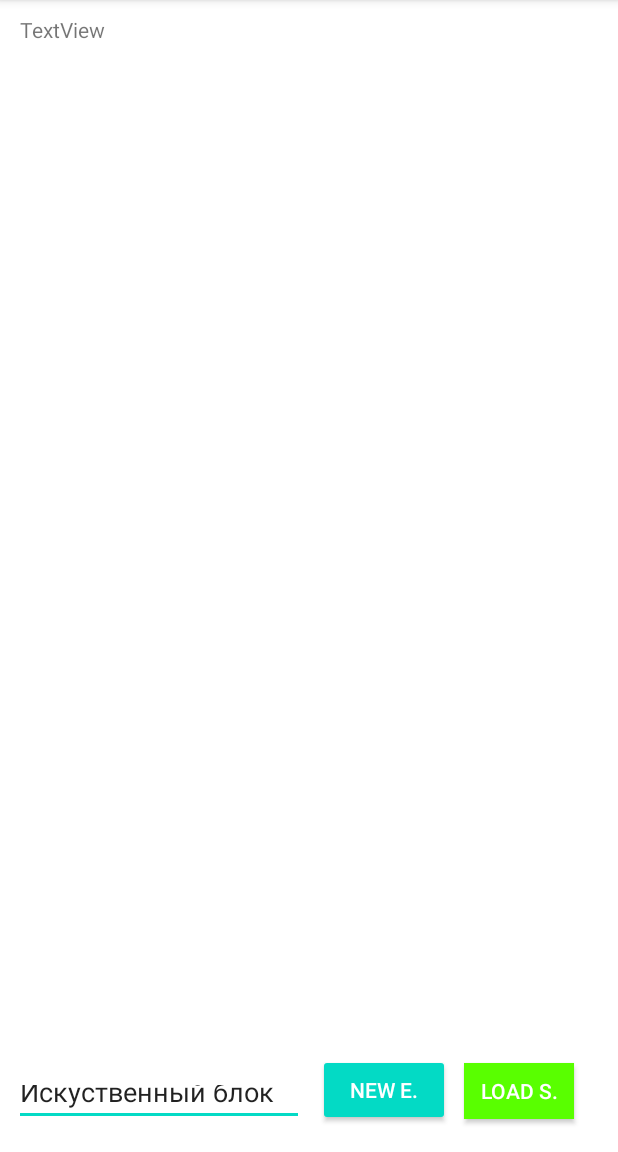
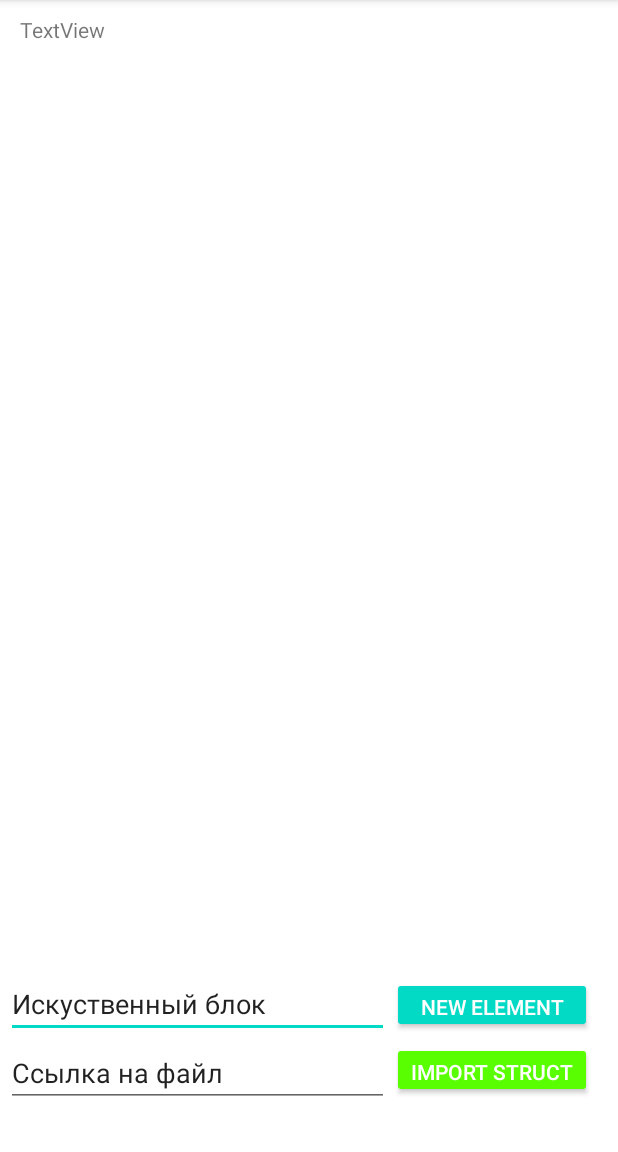
Before and after one commit to KopytovMoscow/ItManagersamsungItSchool2020-2021, an Android app: the screen it shows after launch (MainActivity), on a phone screen of 412 x 824 dp, the part 84-1236 px from its top. Run offline under Robolectric (Android 15) with nearby library versions, the phone set to English and light mode, and no system bars.

Commit message:
кнопки добавлял

```diff
--- a/app/src/main/java/com/example/nitm/MainActivity.java
+++ b/app/src/main/java/com/example/nitm/MainActivity.java
@@ -91,8 +91,6 @@ public class MainActivity extends AppCompatActivity {
         } catch (IOException e) {
             e.printStackTrace();
         }
-
-
 //        String aw[] = new String[] {"1", "2", "3"};
 //        String bw[][] = new String[][] {{"1", "3"}, {"1", "2"}, {"2", "3"}};
 //        loadTheStructure(new String[]{"1", "2", "3"}, bw);
@@ -207,9 +205,11 @@ public class MainActivity extends AppCompatActivity {
         System.out.println(gitStructure);
     }
 
+
+
     public void Load(View view) {
         AlertDialog.Builder builder = new AlertDialog.Builder(MainActivity.this);
-        builder.setTitle("Важное сообщение!")
+        builder.setTitle("Import structure from github")
                 .setMessage("Закройте окно!")
                 .setCancelable(false)
                 .setNegativeButton("ОК, иду на балкон",
--- a/app/src/main/res/layout/activity_main.xml
+++ b/app/src/main/res/layout/activity_main.xml
@@ -50,41 +50,56 @@
 
         <androidx.appcompat.widget.AppCompatButton
             android:id="@+id/button"
-            android:layout_width="wrap_content"
+            android:layout_width="133dp"
+            android:layout_height="37dp"
+            android:layout_alignParentStart="true"
+            android:layout_alignParentEnd="true"
+            android:layout_alignParentBottom="true"
+            android:layout_marginStart="261dp"
+            android:layout_marginEnd="17dp"
+            android:layout_marginBottom="79dp"
+            android:backgroundTint="@color/teal_200"
+            android:onClick="newBlock"
+            android:text="new Element"
+            android:textColor="@color/white" />
+
+        <EditText
+            android:id="@+id/editTextTextPersonName"
+            android:layout_width="255dp"
             android:layout_height="wrap_content"
             android:layout_alignParentStart="true"
             android:layout_alignParentBottom="true"
-            android:layout_marginStart="212dp"
-            android:layout_marginBottom="17dp"
-            android:backgroundTint="@color/teal_200"
-            android:onClick="newBlock"
-            android:text="new E."
-            android:textColor="@color/white"/>
-
-        <EditText
-            android:id="@+id/editTextTextPersonName"
-            android:layout_width="193dp"
-            android:layout_height="37dp"
-            android:layout_alignParentStart="true"
-            android:layout_alignParentBottom="true"
-            android:layout_marginStart="9dp"
-            android:layout_marginBottom="17dp"
+            android:layout_marginStart="4dp"
+            android:layout_marginBottom="76dp"
             android:ems="10"
             android:inputType="textPersonName"
             android:text="Искуственный блок" />
 
+        <EditText
+            android:id="@+id/editTextTextPersonName2"
+            android:layout_width="255dp"
+            android:layout_height="wrap_content"
+            android:layout_alignParentStart="true"
+            android:layout_alignParentBottom="true"
+            android:layout_marginStart="4dp"
+            android:layout_marginBottom="30dp"
+            android:ems="10"
+            android:inputType="textPersonName"
+            android:text="Ссылка на файл" />
+
         <androidx.appcompat.widget.AppCompatButton
             android:id="@+id/button2"
-            android:layout_width="73dp"
+            android:layout_width="133dp"
             android:layout_height="37dp"
+            android:layout_alignParentStart="true"
+            android:layout_alignParentEnd="true"
             android:layout_alignParentBottom="true"
-            android:layout_marginStart="9dp"
-            android:layout_marginBottom="22dp"
-            android:layout_toEndOf="@+id/button"
-            android:background="#FF0000"
+            android:layout_marginStart="261dp"
+            android:layout_marginEnd="17dp"
+            android:layout_marginBottom="36dp"
             android:backgroundTint="#59FF00"
-            android:onClick="Load"
-            android:text="Load s."
+            android:onClick="newBlock"
+            android:text="Import Struct"
             android:textColor="@color/white" />
 
     </RelativeLayout>
```
